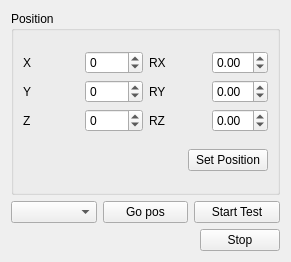
robocomp/robocomp-shelly, file components/armTestComp/src/mainUI.ui: the form before one commit.
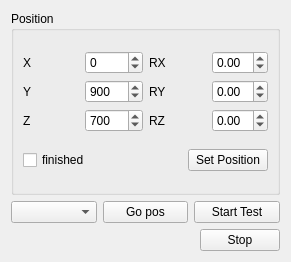
The form after the commit.

```diff
--- a/components/armTestComp/src/mainUI.ui
+++ b/components/armTestComp/src/mainUI.ui
@@ -83,6 +83,9 @@
           <property name="singleStep">
            <number>25</number>
           </property>
+          <property name="value">
+           <number>900</number>
+          </property>
          </widget>
         </item>
         <item row="1" column="2">
@@ -123,6 +126,9 @@
           <property name="singleStep">
            <number>25</number>
           </property>
+          <property name="value">
+           <number>700</number>
+          </property>
          </widget>
         </item>
         <item row="2" column="2">
@@ -149,6 +155,13 @@
       </item>
       <item>
        <layout class="QHBoxLayout" name="horizontalLayout">
+        <item>
+         <widget class="QCheckBox" name="finishedCB">
+          <property name="text">
+           <string>finished</string>
+          </property>
+         </widget>
+        </item>
         <item>
          <spacer name="horizontalSpacer">
           <property name="orientation">
```
